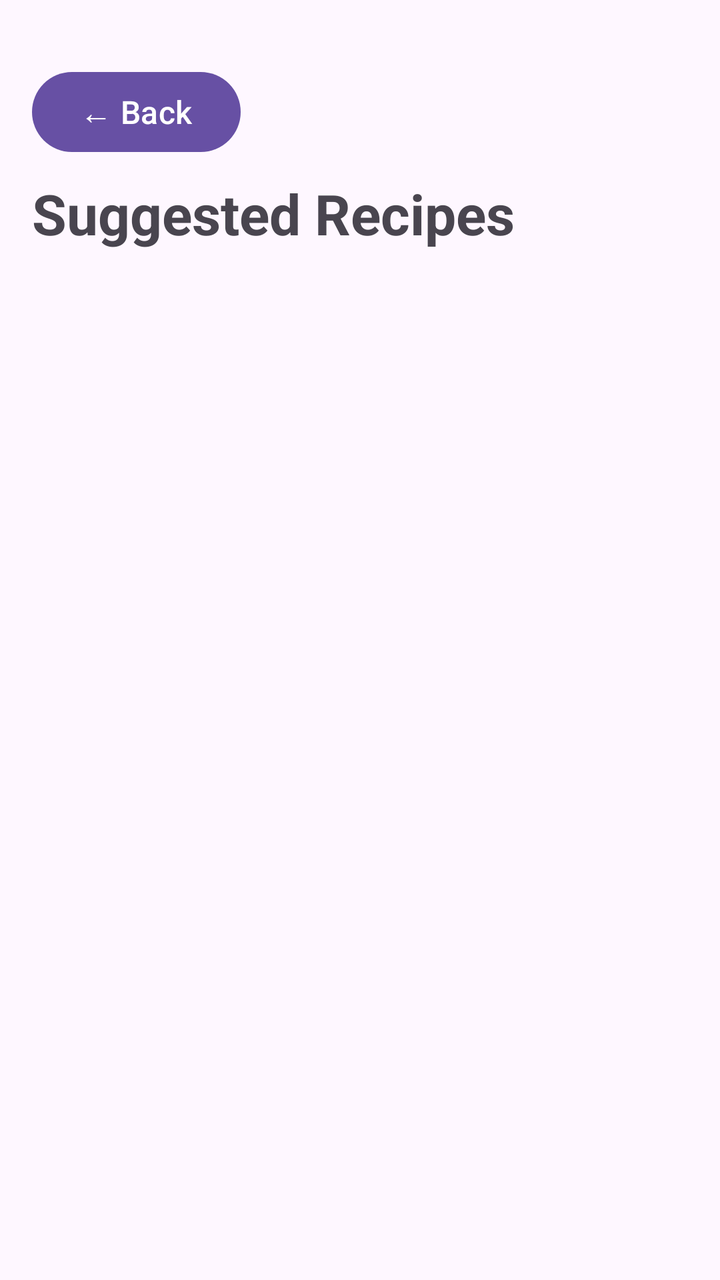
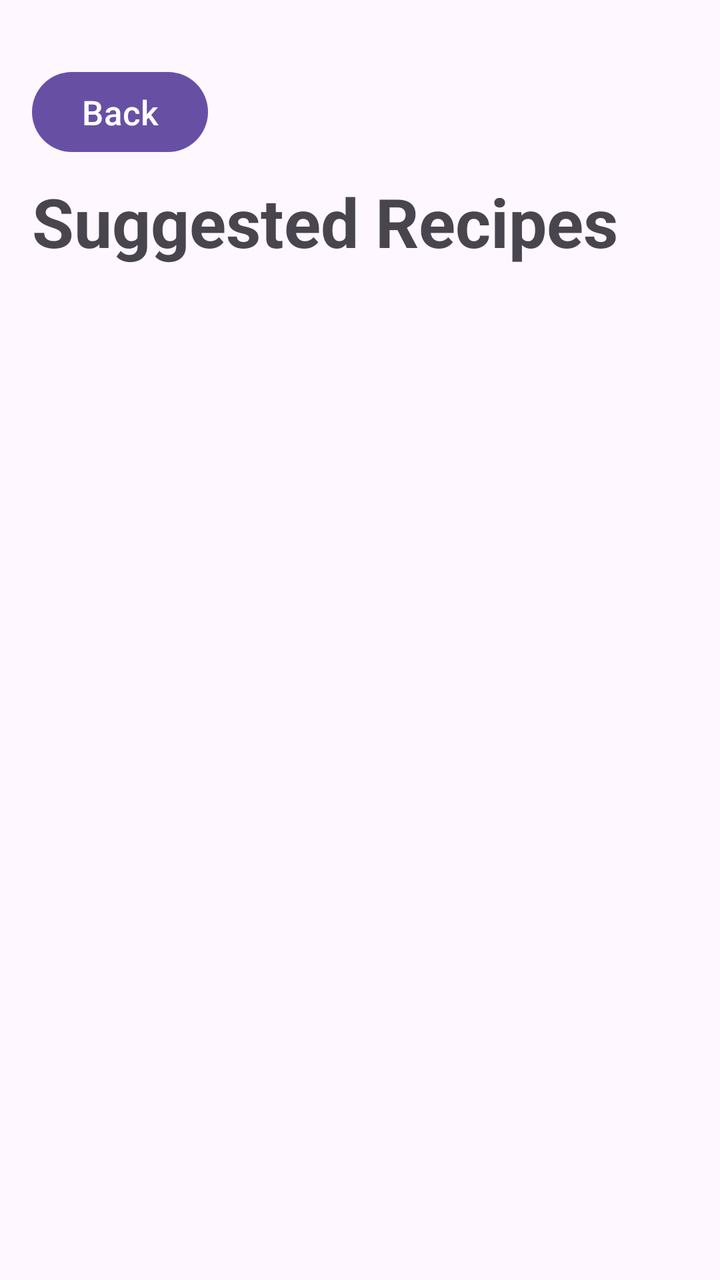

The first picture is an Android layout as it rendered before a commit; the second is the same layout after the commit. The layout source and the unified diff follow.
<!-- AndroidManifest.xml: application theme Theme.SmartPantryManager -->
<!-- res/layout/activity_suggested_recipes.xml -->
<?xml version="1.0" encoding="utf-8"?>
<LinearLayout xmlns:android="http://schemas.android.com/apk/res/android"
    android:layout_width="match_parent"
    android:layout_height="match_parent"
    android:orientation="vertical"
    android:padding="16dp">

    <Button
        android:id="@+id/btnBackToPantry"
        android:layout_width="wrap_content"
        android:layout_height="wrap_content"
        android:text="← Back"
        android:textSize="16sp"
        android:layout_marginTop="16dp"
        android:layout_marginBottom="8dp" />

    <TextView
        android:id="@+id/tvSuggestedRecipesTitle"
        android:layout_width="match_parent"
        android:layout_height="wrap_content"
        android:text="Suggested Recipes"
        android:textSize="28sp"
        android:textStyle="bold"
        android:paddingBottom="16dp" />

    <TextView
        android:id="@+id/tvNoRecipesMessage"
        android:layout_width="match_parent"
        android:layout_height="wrap_content"
        android:text="No recipes match your pantry yet. Add more ingredients!"
        android:textSize="16sp"
        android:gravity="center"
        android:padding="16dp"
        android:visibility="gone" />

    <androidx.recyclerview.widget.RecyclerView
        android:id="@+id/recyclerViewRecipes"
        android:layout_width="match_parent"
        android:layout_height="0dp"
        android:layout_weight="1"
        android:clipToPadding="false" />

</LinearLayout>
<!-- resources referenced by this layout -->
<resources>
  <style name="Theme.SmartPantryManager" parent="Base.Theme.SmartPantryManager" />
  <style name="Base.Theme.SmartPantryManager" parent="Theme.Material3.DayNight.NoActionBar">
          
          
      </style>
</resources>

<!-- the commit's change to res/layout/activity_suggested_recipes.xml (unified diff, before → after) -->
@@ -9,8 +9,8 @@
         android:id="@+id/btnBackToPantry"
         android:layout_width="wrap_content"
         android:layout_height="wrap_content"
-        android:text="← Back"
-        android:textSize="16sp"
+        android:text="Back"
+        android:textSize="17sp"
         android:layout_marginTop="16dp"
         android:layout_marginBottom="8dp" />
 
@@ -19,7 +19,7 @@
         android:layout_width="match_parent"
         android:layout_height="wrap_content"
         android:text="Suggested Recipes"
-        android:textSize="28sp"
+        android:textSize="34sp"
         android:textStyle="bold"
         android:paddingBottom="16dp" />
 
@@ -27,8 +27,9 @@
         android:id="@+id/tvNoRecipesMessage"
         android:layout_width="match_parent"
         android:layout_height="wrap_content"
-        android:text="No recipes match your pantry yet. Add more ingredients!"
-        android:textSize="16sp"
+        android:text="No recipes match your pantry yet. Try adding more ingredients!"
+        android:textColor="#003366"
+        android:textSize="34sp"
         android:gravity="center"
         android:padding="16dp"
         android:visibility="gone" />
